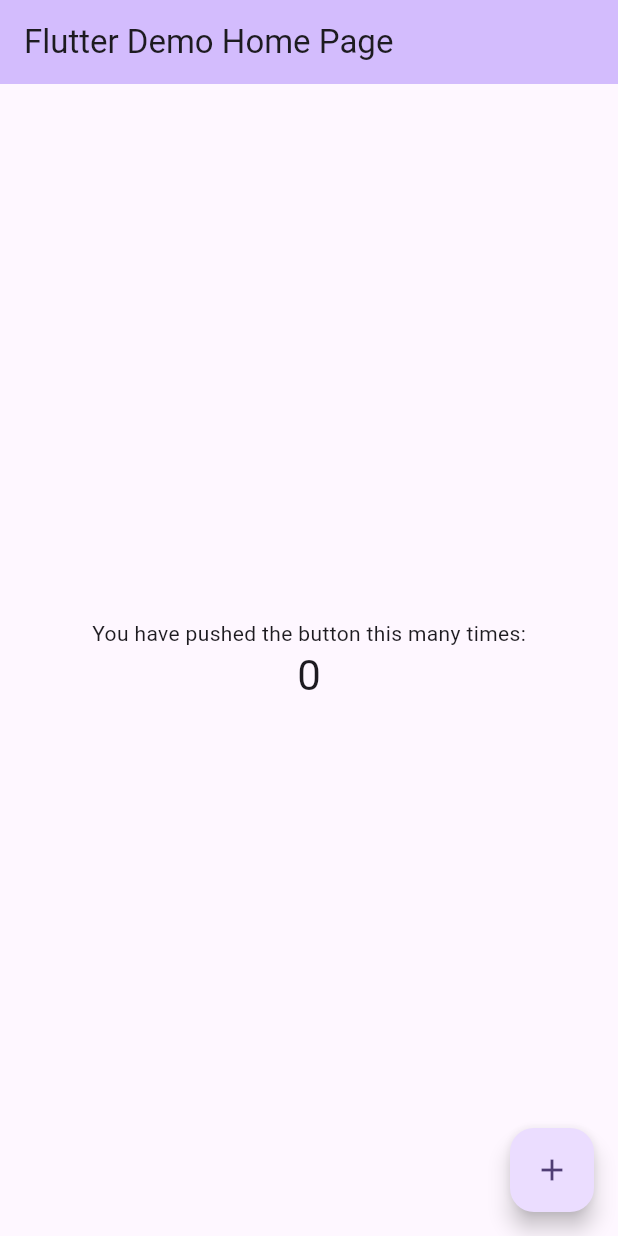
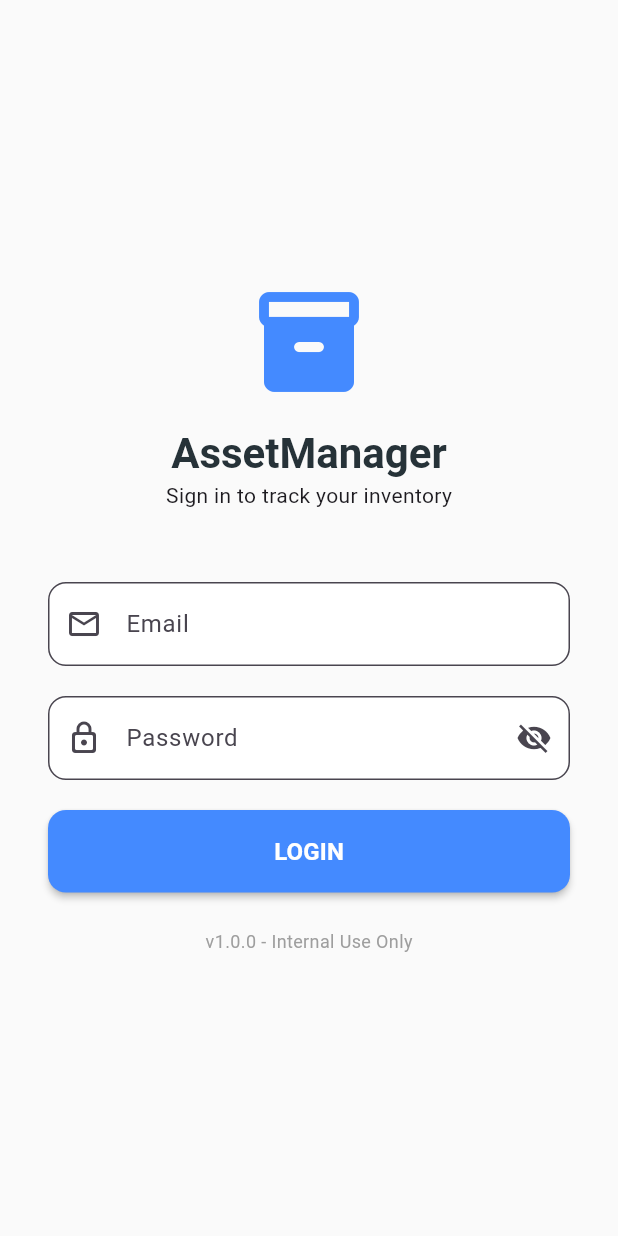
Before and after one commit to Sisshmue/Asset-Management-Mobile, a Flutter app: the screen it shows after launch, on a phone screen of 412 x 824 dp. Run offline on Flutter 3.47's test engine with Material 3 defaults, Android fonts, the phone set to English and light mode, and no system bars; our stand-ins replace dio, flutter_riverpod, riverpod.

Commit message:
finish login feature

```diff
--- a/lib/features/auth/data/datasources/auth_remote_datasource.dart
+++ b/lib/features/auth/data/datasources/auth_remote_datasource.dart
@@ -9,16 +9,6 @@ class AuthRemoteDatasource {
 
   AuthRemoteDatasource(this.dio);
 
-  Future<UserModel> register(RegisterModel model) async {
-    try {
-      final response = await dio.post('/auth/register', data: model.toJson());
-
-      return UserModel.fromJson(response.data);
-    } catch (e) {
-      throw ApiException.fromDioError(e);
-    }
-  }
-
   Future<UserModel> login(LoginModel model) async {
     try {
       final response = await dio.post('/auth/login', data: model.toJson());
--- a/lib/features/auth/data/repositories/auth_repository.dart
+++ b/lib/features/auth/data/repositories/auth_repository.dart
@@ -1,17 +1,12 @@
 import 'package:asset_management_mobile/features/auth/data/datasources/auth_remote_datasource.dart';
 import 'package:asset_management_mobile/features/auth/data/model/login_model.dart';
 import 'package:asset_management_mobile/features/auth/data/model/user_model.dart';
-import '../model/register_model.dart';
 
 class AuthRepository {
   final AuthRemoteDatasource remoteDatasource;
 
   AuthRepository({required this.remoteDatasource});
 
-  Future<UserModel> register(RegisterModel model) async {
-    return await remoteDatasource.register(model);
-  }
-
   Future<UserModel> login(LoginModel model) async {
     return await remoteDatasource.login(model);
   }
--- /dev/null
+++ b/lib/features/auth/presentation/screens/login_screen.dart
@@ -0,0 +1,188 @@
+import 'package:flutter/material.dart';
+import 'package:flutter_riverpod/flutter_riverpod.dart';
+import '../../data/model/login_model.dart';
+import '../viewmodel/auth_viewmodel.dart';
+
+class LoginScreen extends ConsumerStatefulWidget {
+  const LoginScreen({super.key});
+
+  @override
+  ConsumerState<LoginScreen> createState() => _LoginScreenState();
+}
+
+class _LoginScreenState extends ConsumerState<LoginScreen> {
+  final emailController = TextEditingController();
+  final passwordController = TextEditingController();
+  final _formKey = GlobalKey<FormState>();
+
+  bool _isPasswordVisible = false;
+
+  @override
+  void dispose() {
+    emailController.dispose();
+    passwordController.dispose();
+    super.dispose();
+  }
+
+  void _login() {
+    if (_formKey.currentState!.validate()) {
+      final model = LoginModel(
+        email: emailController.text.trim(),
+        password: passwordController.text.trim(),
+      );
+      ref.read(authViewModelProvider.notifier).login(model);
+    }
+  }
+
+  @override
+  Widget build(BuildContext context) {
+    final authState = ref.watch(authViewModelProvider);
+
+    ref.listen(authViewModelProvider, (previous, next) {
+      next.whenOrNull(
+        data: (user) {
+          ScaffoldMessenger.of(context).showSnackBar(
+            const SnackBar(
+              content: Text("Login successful"),
+              backgroundColor: Colors.green,
+            ),
+          );
+          // TODO: Navigate to home screen
+        },
+        error: (e, _) {
+          ScaffoldMessenger.of(context).showSnackBar(
+            SnackBar(
+              content: Text(e.toString()),
+              backgroundColor: Colors.redAccent,
+            ),
+          );
+        },
+      );
+    });
+
+    return Scaffold(
+      backgroundColor: Colors.grey[50], // Soft background
+      body: SafeArea(
+        child: Center(
+          child: SingleChildScrollView(
+            padding: const EdgeInsets.symmetric(horizontal: 32),
+            child: Form(
+              key: _formKey,
+              child: Column(
+                mainAxisAlignment: MainAxisAlignment.center,
+                children: [
+                  // --- Branding Section ---
+                  const Icon(
+                    Icons.inventory_2_rounded,
+                    size: 80,
+                    color: Colors.blueAccent,
+                  ),
+                  const SizedBox(height: 16),
+                  Text(
+                    "AssetManager",
+                    style: Theme.of(context).textTheme.headlineMedium?.copyWith(
+                      fontWeight: FontWeight.bold,
+                      color: Colors.blueGrey[900],
+                    ),
+                  ),
+                  const Text("Sign in to track your inventory"),
+                  const SizedBox(height: 48),
+
+                  // --- Email Field ---
+                  TextFormField(
+                    controller: emailController,
+                    keyboardType: TextInputType.emailAddress,
+                    decoration: InputDecoration(
+                      labelText: "Email",
+                      hintText: "admin@company.com",
+                      prefixIcon: const Icon(Icons.email_outlined),
+                      border: OutlineInputBorder(
+                        borderRadius: BorderRadius.circular(12),
+                      ),
+                      filled: true,
+                      fillColor: Colors.white,
+                    ),
+                    validator: (value) =>
+                        (value == null || !value.contains('@'))
+                        ? "Enter a valid email"
+                        : null,
+                  ),
+                  const SizedBox(height: 20),
+
+                  // --- Password Field ---
+                  TextFormField(
+                    controller: passwordController,
+                    obscureText: !_isPasswordVisible,
+                    decoration: InputDecoration(
+                      labelText: "Password",
+                      prefixIcon: const Icon(Icons.lock_outline_rounded),
+                      suffixIcon: IconButton(
+                        icon: Icon(
+                          _isPasswordVisible
+                              ? Icons.visibility
+                              : Icons.visibility_off,
+                        ),
+                        onPressed: () => setState(
+                          () => _isPasswordVisible = !_isPasswordVisible,
+                        ),
+                      ),
+                      border: OutlineInputBorder(
+                        borderRadius: BorderRadius.circular(12),
+                      ),
+                      filled: true,
+                      fillColor: Colors.white,
+                    ),
+                    validator: (value) => (value == null || value.length < 6)
+                        ? "Minimum 6 characters"
+                        : null,
+                  ),
+
+                  const SizedBox(height: 20),
+
+                  // --- Login Button ---
+                  SizedBox(
+                    width: double.infinity,
+                    height: 55,
+                    child: ElevatedButton(
+                      onPressed: authState.isLoading ? null : _login,
+                      style: ElevatedButton.styleFrom(
+                        backgroundColor: Colors.blueAccent,
+                        foregroundColor: Colors.white,
+                        shape: RoundedRectangleBorder(
+                          borderRadius: BorderRadius.circular(12),
+                        ),
+                        elevation: 2,
+                      ),
+                      child: authState.isLoading
+                          ? const SizedBox(
+                              height: 20,
+                              width: 20,
+                              child: CircularProgressIndicator(
+                                strokeWidth: 2,
+                                color: Colors.white,
+                              ),
+                            )
+                          : const Text(
+                              "LOGIN",
+                              style: TextStyle(
+                                fontWeight: FontWeight.bold,
+                                fontSize: 16,
+                              ),
+                            ),
+                    ),
+                  ),
+
+                  const SizedBox(height: 24),
+                  const Text(
+                    "v1.0.0 - Internal Use Only",
+                    style: TextStyle(color: Colors.grey, fontSize: 12),
+                  ),
+                ],
+              ),
+            ),
+          ),
+        ),
+      ),
+    );
+  }
+}
--- a/lib/features/auth/presentation/viewmodel/auth_viewmodel.dart
+++ b/lib/features/auth/presentation/viewmodel/auth_viewmodel.dart
@@ -5,7 +5,7 @@ import 'package:riverpod/riverpod.dart';
 import '../../data/model/login_model.dart';
 import '../../data/model/register_model.dart';
 
-final authViewmodelProvider = AsyncNotifierProvider<AuthViewmodel, UserModel?>(
+final authViewModelProvider = AsyncNotifierProvider<AuthViewmodel, UserModel?>(
   AuthViewmodel.new,
 );
 
@@ -13,17 +13,6 @@ class AuthViewmodel extends AsyncNotifier<UserModel?> {
   @override
   Future<UserModel?> build() async {
     return null;
-  }
-
-  Future<void> register(RegisterModel model) async {
-    state = const AsyncLoading();
-    try {
-      final repo = ref.read(authRepositoryProvider);
-      final res = await repo.register(model);
-      state = AsyncData(res);
-    } catch (e, st) {
-      state = AsyncError(e, st);
-    }
   }
 
   Future<void> login(LoginModel model) async {
--- a/lib/main.dart
+++ b/lib/main.dart
@@ -1,122 +1,19 @@
+import 'package:asset_management_mobile/features/auth/presentation/screens/login_screen.dart';
 import 'package:flutter/material.dart';
+import 'package:flutter_riverpod/flutter_riverpod.dart';
 
 void main() {
-  runApp(const MyApp());
+  runApp(const ProviderScope(child: MyApp()));
 }
 
 class MyApp extends StatelessWidget {
   const MyApp({super.key});
 
-  // This widget is the root of your application.
   @override
   Widget build(BuildContext context) {
     return MaterialApp(
-      title: 'Flutter Demo',
-      theme: ThemeData(
-        // This is the theme of your application.
-        //
-        // TRY THIS: Try running your application with "flutter run". You'll see
-        // the application has a purple toolbar. Then, without quitting the app,
-        // try changing the seedColor in the colorScheme below to Colors.green
-        // and then invoke "hot reload" (save your changes or press the "hot
-        // reload" button in a Flutter-supported IDE, or press "r" if you used
-        // the command line to start the app).
-        //
-        // Notice that the counter didn't reset back to zero; the application
-        // state is not lost during the reload. To reset the state, use hot
-        // restart instead.
-        //
-        // This works for code too, not just values: Most code changes can be
-        // tested with just a hot reload.
-        colorScheme: .fromSeed(seedColor: Colors.deepPurple),
-      ),
-      home: const MyHomePage(title: 'Flutter Demo Home Page'),
+      title: 'Asset Management App',
+      home: const LoginScreen(),
     );
   }
 }
-
-class MyHomePage extends StatefulWidget {
-  const MyHomePage({super.key, required this.title});
-
-  // This widget is the home page of your application. It is stateful, meaning
-  // that it has a State object (defined below) that contains fields that affect
-  // how it looks.
-
-  // This class is the configuration for the state. It holds the values (in this
-  // case the title) provided by the parent (in this case the App widget) and
-  // used by the build method of the State. Fields in a Widget subclass are
-  // always marked "final".
-
-  final String title;
-
-  @override
-  State<MyHomePage> createState() => _MyHomePageState();
-}
-
-class _MyHomePageState extends State<MyHomePage> {
-  int _counter = 0;
-
-  void _incrementCounter() {
-    setState(() {
-      // This call to setState tells the Flutter framework that something has
-      // changed in this State, which causes it to rerun the build method below
-      // so that the display can reflect the updated values. If we changed
-      // _counter without calling setState(), then the build method would not be
-      // called again, and so nothing would appear to happen.
-      _counter++;
-    });
-  }
-
-  @override
-  Widget build(BuildContext context) {
-    // This method is rerun every time setState is called, for instance as done
-    // by the _incrementCounter method above.
-    //
-    // The Flutter framework has been optimized to make rerunning build methods
-    // fast, so that you can just rebuild anything that needs updating rather
-    // than having to individually change instances of widgets.
-    return Scaffold(
-      appBar: AppBar(
-        // TRY THIS: Try changing the color here to a specific color (to
-        // Colors.amber, perhaps?) and trigger a hot reload to see the AppBar
-        // change color while the other colors stay the same.
-        backgroundColor: Theme.of(context).colorScheme.inversePrimary,
-        // Here we take the value from the MyHomePage object that was created by
-        // the App.build method, and use it to set our appbar title.
-        title: Text(widget.title),
-      ),
-      body: Center(
-        // Center is a layout widget. It takes a single child and positions it
-        // in the middle of the parent.
-        child: Column(
-          // Column is also a layout widget. It takes a list of children and
-          // arranges them vertically. By default, it sizes itself to fit its
-          // children horizontally, and tries to be as tall as its parent.
-          //
-          // Column has various properties to control how it sizes itself and
-          // how it positions its children. Here we use mainAxisAlignment to
-          // center the children vertically; the main axis here is the vertical
-          // axis because Columns are vertical (the cross axis would be
-          // horizontal).
-          //
-          // TRY THIS: Invoke "debug painting" (choose the "Toggle Debug Paint"
-          // action in the IDE, or press "p" in the console), to see the
-          // wireframe for each widget.
-          mainAxisAlignment: .center,
-          children: [
-            const Text('You have pushed the button this many times:'),
-            Text(
-              '$_counter',
-              style: Theme.of(context).textTheme.headlineMedium,
-            ),
-          ],
-        ),
-      ),
-      floatingActionButton: FloatingActionButton(
-        onPressed: _incrementCounter,
-        tooltip: 'Increment',
-        child: const Icon(Icons.add),
-      ),
-    );
-  }
-}
--- a/pubspec.yaml
+++ b/pubspec.yaml
@@ -37,6 +37,7 @@ dependencies:
   dio: ^5.9.2
   riverpod: ^3.2.1
   flutter_secure_storage: ^10.0.0
+  flutter_riverpod: ^3.3.1
 
 dev_dependencies:
   flutter_test:
```
Also changed, not shown: pubspec.lock.
